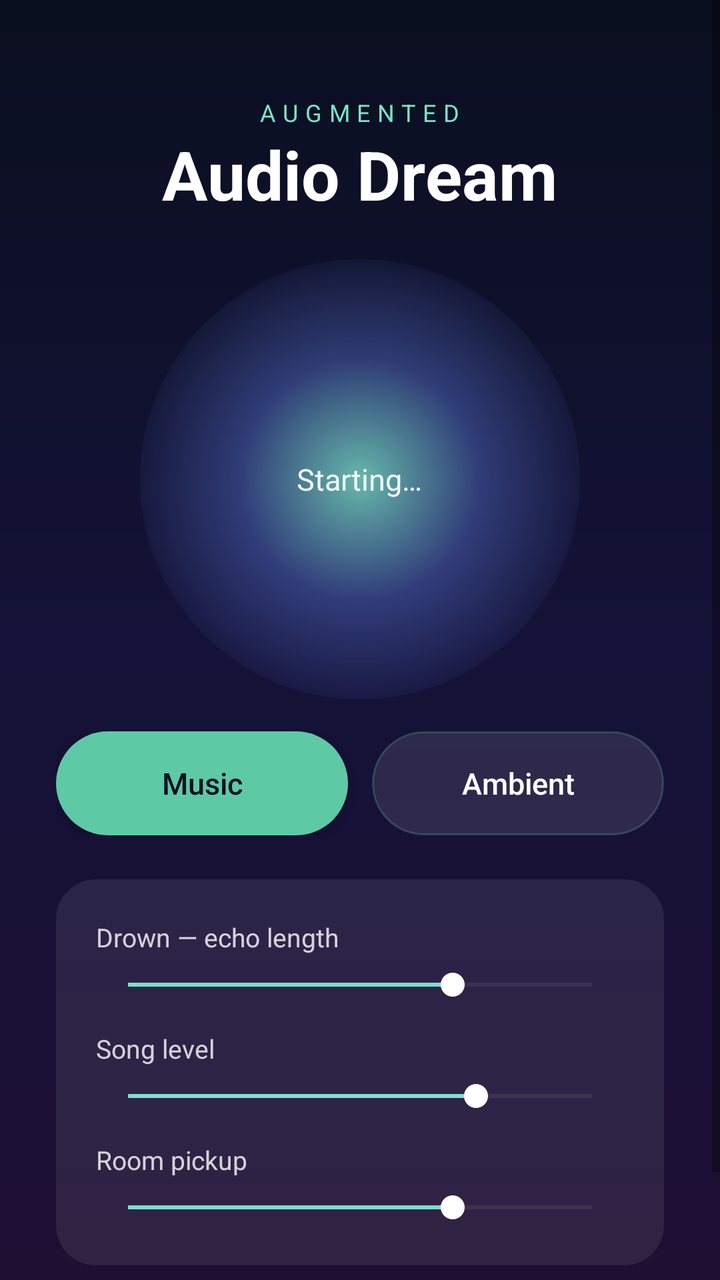
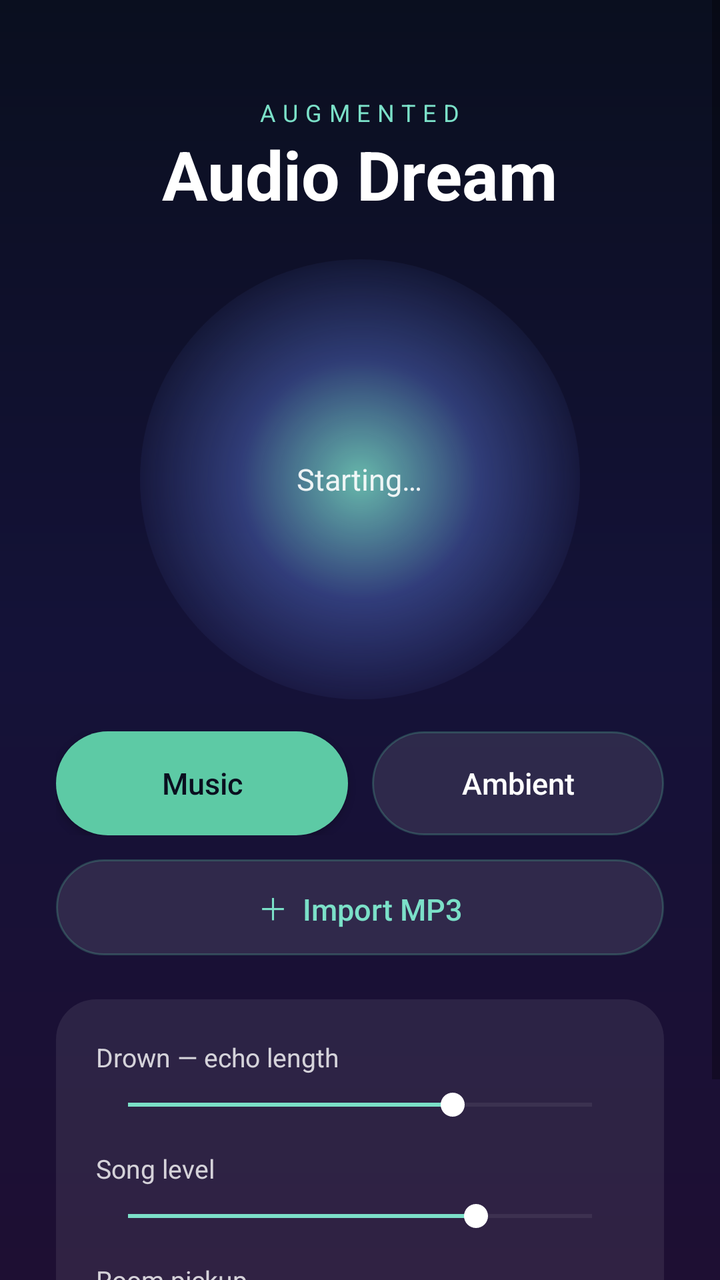

Screens rendered from an Android XML layout before and after an edit, with the pre-edit source and the edit as a unified diff.
<!-- AndroidManifest.xml: application theme Theme.AugmentedAudio -->
<!-- res/layout/activity_main.xml -->
<?xml version="1.0" encoding="utf-8"?>
<ScrollView xmlns:android="http://schemas.android.com/apk/res/android"
    android:layout_width="match_parent"
    android:layout_height="match_parent"
    android:background="@drawable/bg_gradient"
    android:fillViewport="true">

    <LinearLayout
        android:layout_width="match_parent"
        android:layout_height="wrap_content"
        android:gravity="center_horizontal"
        android:orientation="vertical"
        android:paddingStart="28dp"
        android:paddingTop="48dp"
        android:paddingEnd="28dp"
        android:paddingBottom="32dp">

        <TextView
            android:layout_width="wrap_content"
            android:layout_height="wrap_content"
            android:letterSpacing="0.3"
            android:text="AUGMENTED"
            android:textColor="#7BE0C8"
            android:textSize="12sp" />

        <TextView
            android:layout_width="wrap_content"
            android:layout_height="wrap_content"
            android:text="Audio Dream"
            android:textColor="#FFFFFF"
            android:textSize="34sp"
            android:textStyle="bold" />

        <FrameLayout
            android:layout_width="220dp"
            android:layout_height="220dp"
            android:layout_marginTop="20dp">

            <View
                android:id="@+id/orb"
                android:layout_width="match_parent"
                android:layout_height="match_parent"
                android:background="@drawable/orb" />

            <TextView
                android:id="@+id/status"
                android:layout_width="wrap_content"
                android:layout_height="wrap_content"
                android:layout_gravity="center"
                android:gravity="center"
                android:text="Starting…"
                android:textColor="#E6FFFFFF"
                android:textSize="15sp" />
        </FrameLayout>

        <LinearLayout
            android:layout_width="match_parent"
            android:layout_height="wrap_content"
            android:layout_marginTop="16dp"
            android:orientation="horizontal">

            <Button
                android:id="@+id/musicButton"
                android:layout_width="0dp"
                android:layout_height="52dp"
                android:layout_marginEnd="6dp"
                android:layout_weight="1"
                android:background="@drawable/pill_selected"
                android:text="@string/btn_music"
                android:textAllCaps="false"
                android:textColor="#0A0F1F"
                android:textSize="15sp" />

            <Button
                android:id="@+id/micButton"
                android:layout_width="0dp"
                android:layout_height="52dp"
                android:layout_marginStart="6dp"
                android:layout_weight="1"
                android:background="@drawable/pill_idle"
                android:text="@string/btn_mic"
                android:textAllCaps="false"
                android:textColor="#FFFFFF"
                android:textSize="15sp" />
        </LinearLayout>

        <LinearLayout
            android:layout_width="match_parent"
            android:layout_height="wrap_content"
            android:layout_marginTop="22dp"
            android:background="@drawable/card"
            android:orientation="vertical"
            android:padding="20dp">

            <TextView style="@style/SliderLabel" android:text="Drown — echo length" />
            <SeekBar android:id="@+id/drownBar" style="@style/DreamSlider" android:progress="70" />

            <TextView style="@style/SliderLabel" android:layout_marginTop="14dp" android:text="Song level" />
            <SeekBar android:id="@+id/songBar" style="@style/DreamSlider" android:progress="75" />

            <TextView style="@style/SliderLabel" android:layout_marginTop="14dp" android:text="Room pickup" />
            <SeekBar android:id="@+id/roomBar" style="@style/DreamSlider" android:progress="70" />
        </LinearLayout>

        <TextView
            android:layout_width="wrap_content"
            android:layout_height="wrap_content"
            android:layout_marginTop="18dp"
            android:text="@string/hint"
            android:textColor="#80FFFFFF"
            android:textSize="12sp" />
    </LinearLayout>
</ScrollView>
<!-- resources referenced by this layout -->
<resources>
  <!-- drawable bg_gradient (drawable) -->
  <?xml version="1.0" encoding="utf-8"?>
  <shape xmlns:android="http://schemas.android.com/apk/res/android">
      <gradient android:angle="270" android:startColor="#0A0F1F" android:centerColor="#141238" android:endColor="#1E0F33" />
  </shape>
  <!-- drawable card (drawable) -->
  <?xml version="1.0" encoding="utf-8"?>
  <shape xmlns:android="http://schemas.android.com/apk/res/android">
      <corners android:radius="20dp" />
      <solid android:color="#14FFFFFF" />
  </shape>
  <!-- drawable orb (drawable) -->
  <?xml version="1.0" encoding="utf-8"?>
  <shape xmlns:android="http://schemas.android.com/apk/res/android" android:shape="oval">
      <gradient android:type="radial" android:gradientRadius="120dp" android:startColor="#CC7BE0C8" android:centerColor="#665D7CE0" android:endColor="#00141238" />
  </shape>
  <!-- drawable pill_idle (drawable) -->
  <?xml version="1.0" encoding="utf-8"?>
  <shape xmlns:android="http://schemas.android.com/apk/res/android">
      <corners android:radius="28dp" />
      <solid android:color="#1AFFFFFF" />
      <stroke android:width="1dp" android:color="#405DCAA5" />
  </shape>
  <!-- drawable pill_selected (drawable) -->
  <?xml version="1.0" encoding="utf-8"?>
  <shape xmlns:android="http://schemas.android.com/apk/res/android">
      <corners android:radius="28dp" />
      <solid android:color="#5DCAA5" />
  </shape>
  <string name="btn_mic">Ambient</string>
  <string name="btn_music">Music</string>
  <string name="hint">Headphones on · let the room drown in</string>
  <style name="DreamSlider">
          <item name="android:layout_width">match_parent</item>
          <item name="android:layout_height">wrap_content</item>
          <item name="android:layout_marginTop">6dp</item>
          <item name="android:max">100</item>
          <item name="android:progressTint">#7BE0C8</item>
          <item name="android:thumbTint">#FFFFFF</item>
          <item name="android:progressBackgroundTint">#40FFFFFF</item>
      </style>
  <style name="SliderLabel">
          <item name="android:layout_width">wrap_content</item>
          <item name="android:layout_height">wrap_content</item>
          <item name="android:textColor">#CCFFFFFF</item>
          <item name="android:textSize">13sp</item>
      </style>
  <style name="Theme.AugmentedAudio" parent="Theme.AppCompat.DayNight.NoActionBar">
          <item name="colorPrimary">#5DCAA5</item>
          <item name="colorPrimaryDark">#0F6E56</item>
          <item name="android:windowBackground">#0A0F1F</item>
          <item name="android:statusBarColor">#0A0F1F</item>
          <item name="android:navigationBarColor">#1E0F33</item>
      </style>
</resources>

<!-- the commit's change to res/layout/activity_main.xml (unified diff, before → after) -->
@@ -84,6 +84,17 @@
                 android:textSize="15sp" />
         </LinearLayout>
 
+        <Button
+            android:id="@+id/importButton"
+            android:layout_width="match_parent"
+            android:layout_height="48dp"
+            android:layout_marginTop="12dp"
+            android:background="@drawable/pill_idle"
+            android:text="＋  Import MP3"
+            android:textAllCaps="false"
+            android:textColor="#7BE0C8"
+            android:textSize="15sp" />
+
         <LinearLayout
             android:layout_width="match_parent"
             android:layout_height="wrap_content"
